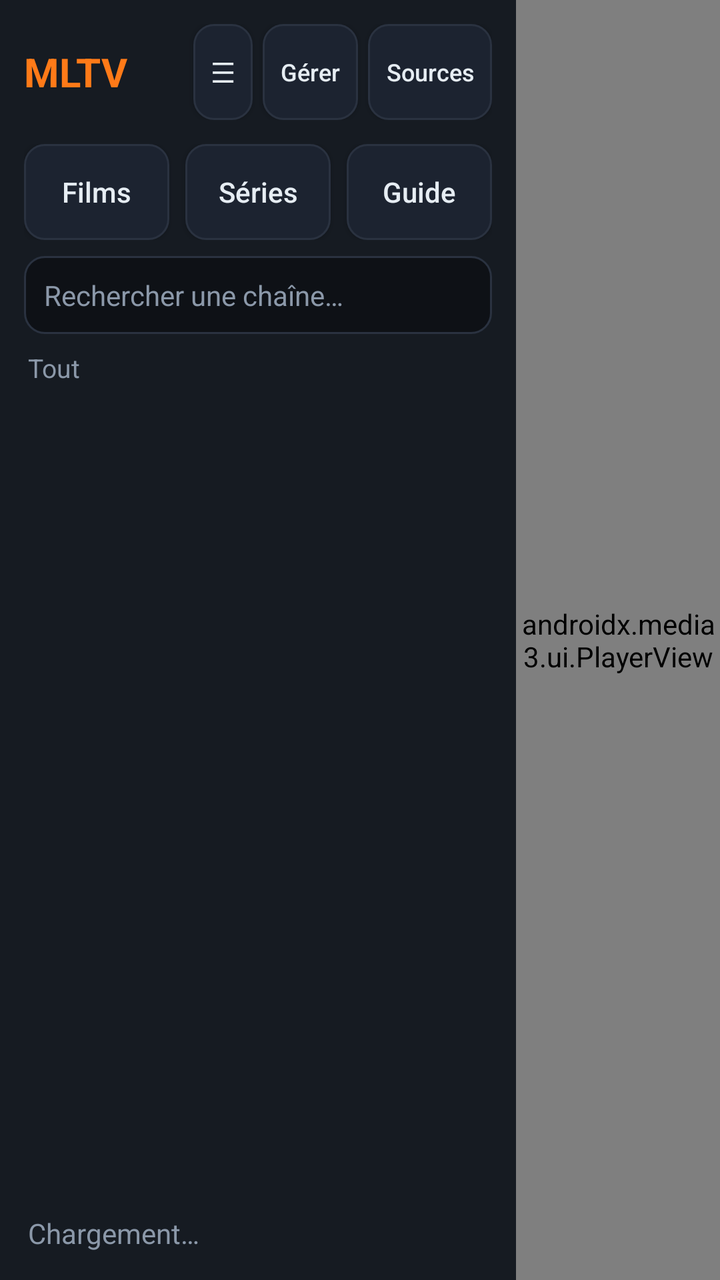
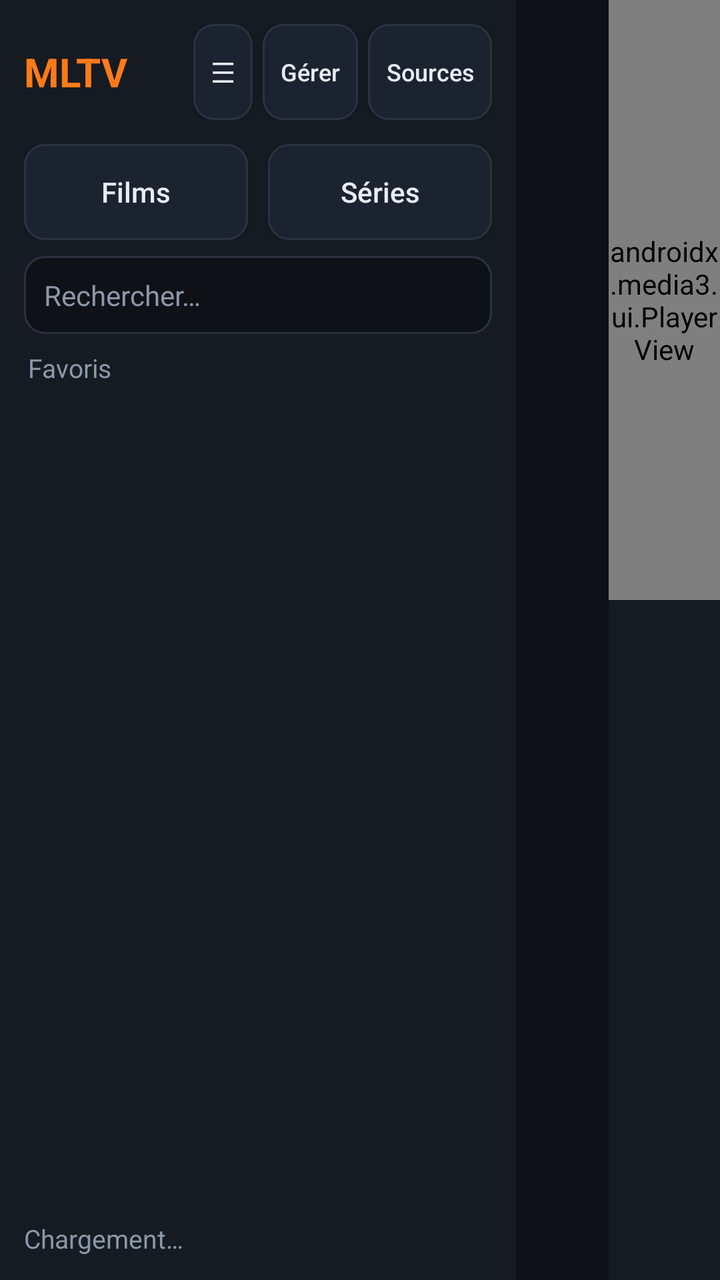

Compare the two renders of this Android layout. The source of the first and the diff that turns it into the second are given below.
<!-- AndroidManifest.xml: application theme Theme.MLTV -->
<!-- res/layout/activity_main.xml -->
<?xml version="1.0" encoding="utf-8"?>
<LinearLayout xmlns:android="http://schemas.android.com/apk/res/android"
    xmlns:app="http://schemas.android.com/apk/res-auto"
    android:layout_width="match_parent"
    android:layout_height="match_parent"
    android:orientation="horizontal"
    android:background="@color/bg">

    
    <LinearLayout
        android:id="@+id/drawer"
        android:layout_width="210dp"
        android:layout_height="match_parent"
        android:orientation="vertical"
        android:background="@color/panel2"
        android:visibility="gone">

        <TextView
            android:layout_width="match_parent"
            android:layout_height="wrap_content"
            android:padding="16dp"
            android:text="Catégories"
            android:textColor="@color/accent"
            android:textSize="16sp"
            android:textStyle="bold" />

        <androidx.recyclerview.widget.RecyclerView
            android:id="@+id/rv_catdrawer"
            android:layout_width="match_parent"
            android:layout_height="0dp"
            android:layout_weight="1"
            android:paddingHorizontal="10dp"
            android:clipToPadding="false"
            android:scrollbars="vertical" />
    </LinearLayout>

    
    <LinearLayout
        android:layout_width="258dp"
        android:layout_height="match_parent"
        android:orientation="vertical"
        android:background="@color/panel">

        <LinearLayout
            android:layout_width="match_parent"
            android:layout_height="wrap_content"
            android:orientation="horizontal"
            android:gravity="center_vertical"
            android:paddingHorizontal="12dp"
            android:paddingVertical="12dp">

            <TextView
                android:layout_width="0dp"
                android:layout_height="wrap_content"
                android:layout_weight="1"
                android:text="@string/app_name"
                android:textColor="@color/accent"
                android:textSize="20sp"
                android:textStyle="bold" />

            <Button
                android:id="@+id/btn_cats"
                android:layout_width="wrap_content"
                android:layout_height="wrap_content"
                android:layout_marginEnd="5dp"
                android:background="@drawable/btn_secondary"
                android:text="☰"
                android:textColor="@color/txt"
                android:textSize="14sp"
                android:minWidth="0dp"
                android:paddingHorizontal="9dp" />

            <Button
                android:id="@+id/btn_manage"
                android:layout_width="wrap_content"
                android:layout_height="wrap_content"
                android:layout_marginEnd="5dp"
                android:background="@drawable/btn_secondary"
                android:text="Gérer"
                android:textColor="@color/txt"
                android:textAllCaps="false"
                android:textSize="12sp"
                android:minWidth="0dp"
                android:paddingHorizontal="9dp" />

            <Button
                android:id="@+id/btn_sources"
                android:layout_width="wrap_content"
                android:layout_height="wrap_content"
                android:background="@drawable/btn_secondary"
                android:text="Sources"
                android:textColor="@color/txt"
                android:textAllCaps="false"
                android:textSize="12sp"
                android:minWidth="0dp"
                android:paddingHorizontal="9dp" />
        </LinearLayout>

        <LinearLayout
            android:layout_width="match_parent"
            android:layout_height="wrap_content"
            android:orientation="horizontal"
            android:paddingHorizontal="12dp"
            android:paddingBottom="8dp">

            <Button
                android:id="@+id/btn_films"
                android:layout_width="0dp"
                android:layout_height="wrap_content"
                android:layout_weight="1"
                android:layout_marginEnd="4dp"
                android:background="@drawable/btn_secondary"
                android:text="Films"
                android:textColor="@color/txt"
                android:textAllCaps="false"
                android:textSize="14sp" />

            <Button
                android:id="@+id/btn_series"
                android:layout_width="0dp"
                android:layout_height="wrap_content"
                android:layout_weight="1"
                android:layout_marginHorizontal="4dp"
                android:background="@drawable/btn_secondary"
                android:text="Séries"
                android:textColor="@color/txt"
                android:textAllCaps="false"
                android:textSize="14sp" />

            <Button
                android:id="@+id/btn_guide"
                android:layout_width="0dp"
                android:layout_height="wrap_content"
                android:layout_weight="1"
                android:layout_marginStart="4dp"
                android:background="@drawable/btn_secondary"
                android:text="Guide"
                android:textColor="@color/txt"
                android:textAllCaps="false"
                android:textSize="14sp" />
        </LinearLayout>

        <EditText
            android:id="@+id/et_search"
            android:layout_width="match_parent"
            android:layout_height="wrap_content"
            android:layout_marginHorizontal="12dp"
            android:layout_marginBottom="8dp"
            android:background="@drawable/field_bg"
            android:padding="10dp"
            android:hint="Rechercher une chaîne…"
            android:textColorHint="@color/muted"
            android:textColor="@color/txt"
            android:textSize="14sp"
            android:inputType="text"
            android:imeOptions="actionSearch"
            android:maxLines="1" />

        <TextView
            android:id="@+id/tv_curcat"
            android:layout_width="match_parent"
            android:layout_height="wrap_content"
            android:paddingHorizontal="14dp"
            android:paddingBottom="6dp"
            android:text="Tout"
            android:textColor="@color/muted"
            android:textSize="13sp"
            android:maxLines="1"
            android:ellipsize="end" />

        <androidx.recyclerview.widget.RecyclerView
            android:id="@+id/rv_channels"
            android:layout_width="match_parent"
            android:layout_height="0dp"
            android:layout_weight="1"
            android:paddingHorizontal="8dp"
            android:clipToPadding="false"
            android:scrollbars="vertical" />

        <TextView
            android:id="@+id/tv_status"
            android:layout_width="match_parent"
            android:layout_height="wrap_content"
            android:padding="14dp"
            android:text="Chargement…"
            android:textColor="@color/muted"
            android:textSize="14sp" />
    </LinearLayout>

    
    <FrameLayout
        android:layout_width="0dp"
        android:layout_height="match_parent"
        android:layout_weight="1"
        android:background="#FF000000">

        <androidx.media3.ui.PlayerView
            android:id="@+id/player_view"
            android:layout_width="match_parent"
            android:layout_height="match_parent"
            app:use_controller="true"
            app:resize_mode="fit" />

        <LinearLayout
            android:id="@+id/info_overlay"
            android:layout_width="match_parent"
            android:layout_height="wrap_content"
            android:layout_gravity="bottom"
            android:orientation="vertical"
            android:background="#D9080E13"
            android:padding="18dp"
            android:visibility="gone">

            <TextView
                android:id="@+id/tv_info_channel"
                android:layout_width="match_parent"
                android:layout_height="wrap_content"
                android:textColor="@color/txt"
                android:textSize="22sp"
                android:textStyle="bold"
                android:maxLines="1"
                android:ellipsize="end" />

            <TextView
                android:id="@+id/tv_info_now"
                android:layout_width="match_parent"
                android:layout_height="wrap_content"
                android:layout_marginTop="4dp"
                android:textColor="@color/accent"
                android:textSize="15sp"
                android:maxLines="1"
                android:ellipsize="end" />

            <ProgressBar
                android:id="@+id/pb_info"
                style="?android:attr/progressBarStyleHorizontal"
                android:layout_width="match_parent"
                android:layout_height="6dp"
                android:layout_marginTop="8dp"
                android:max="100"
                android:progressTint="@color/accent" />

            <TextView
                android:id="@+id/tv_info_next"
                android:layout_width="match_parent"
                android:layout_height="wrap_content"
                android:layout_marginTop="6dp"
                android:textColor="@color/muted"
                android:textSize="13sp"
                android:maxLines="1"
                android:ellipsize="end" />
        </LinearLayout>
    </FrameLayout>
</LinearLayout>
<!-- resources referenced by this layout -->
<resources>
  <color name="accent">#FFFF7A18</color>
  <color name="bg">#FF0E1116</color>
  <color name="muted">#FF8B98A9</color>
  <color name="panel">#FF161B22</color>
  <color name="panel2">#FF1C2330</color>
  <color name="txt">#FFE6EDF3</color>
  <!-- drawable btn_secondary (drawable) -->
  <?xml version="1.0" encoding="utf-8"?>
  <selector xmlns:android="http://schemas.android.com/apk/res/android">
      <item android:state_focused="true">
          <shape android:shape="rectangle">
              <solid android:color="@color/panel2" />
              <stroke android:width="2dp" android:color="@color/accent" />
              <corners android:radius="10dp" />
          </shape>
      </item>
      <item>
          <shape android:shape="rectangle">
              <solid android:color="@color/panel2" />
              <stroke android:width="1dp" android:color="@color/line" />
              <corners android:radius="10dp" />
          </shape>
      </item>
  </selector>
  <!-- drawable field_bg (drawable) -->
  <?xml version="1.0" encoding="utf-8"?>
  <selector xmlns:android="http://schemas.android.com/apk/res/android">
      <item android:state_focused="true">
          <shape android:shape="rectangle">
              <solid android:color="@color/bg" />
              <stroke android:width="2dp" android:color="@color/accent" />
              <corners android:radius="10dp" />
          </shape>
      </item>
      <item>
          <shape android:shape="rectangle">
              <solid android:color="@color/bg" />
              <stroke android:width="1dp" android:color="@color/line" />
              <corners android:radius="10dp" />
          </shape>
      </item>
  </selector>
  <string name="app_name">MLTV</string>
  <style name="Theme.MLTV" parent="Theme.AppCompat.NoActionBar">
          <item name="android:windowBackground">@color/bg</item>
          <item name="android:statusBarColor">@color/bg</item>
          <item name="android:colorBackground">@color/bg</item>
      </style>
  <color name="line">#FF2A3240</color>
</resources>

<!-- the commit's change to res/layout/activity_main.xml (unified diff, before → after) -->
@@ -108,7 +108,7 @@
                 android:layout_width="0dp"
                 android:layout_height="wrap_content"
                 android:layout_weight="1"
-                android:layout_marginEnd="4dp"
+                android:layout_marginEnd="5dp"
                 android:background="@drawable/btn_secondary"
                 android:text="Films"
                 android:textColor="@color/txt"
@@ -120,21 +120,9 @@
                 android:layout_width="0dp"
                 android:layout_height="wrap_content"
                 android:layout_weight="1"
-                android:layout_marginHorizontal="4dp"
+                android:layout_marginStart="5dp"
                 android:background="@drawable/btn_secondary"
                 android:text="Séries"
-                android:textColor="@color/txt"
-                android:textAllCaps="false"
-                android:textSize="14sp" />
-
-            <Button
-                android:id="@+id/btn_guide"
-                android:layout_width="0dp"
-                android:layout_height="wrap_content"
-                android:layout_weight="1"
-                android:layout_marginStart="4dp"
-                android:background="@drawable/btn_secondary"
-                android:text="Guide"
                 android:textColor="@color/txt"
                 android:textAllCaps="false"
                 android:textSize="14sp" />
@@ -148,7 +136,7 @@
             android:layout_marginBottom="8dp"
             android:background="@drawable/field_bg"
             android:padding="10dp"
-            android:hint="Rechercher une chaîne…"
+            android:hint="Rechercher…"
             android:textColorHint="@color/muted"
             android:textColor="@color/txt"
             android:textSize="14sp"
@@ -162,7 +150,7 @@
             android:layout_height="wrap_content"
             android:paddingHorizontal="14dp"
             android:paddingBottom="6dp"
-            android:text="Tout"
+            android:text="Favoris"
             android:textColor="@color/muted"
             android:textSize="13sp"
             android:maxLines="1"
@@ -181,74 +169,109 @@
             android:id="@+id/tv_status"
             android:layout_width="match_parent"
             android:layout_height="wrap_content"
-            android:padding="14dp"
+            android:padding="12dp"
             android:text="Chargement…"
             android:textColor="@color/muted"
-            android:textSize="14sp" />
-    </LinearLayout>
-
-    
-    <FrameLayout
+            android:textSize="13sp" />
+    </LinearLayout>
+
+    
+    <LinearLayout
         android:layout_width="0dp"
         android:layout_height="match_parent"
         android:layout_weight="1"
-        android:background="#FF000000">
+        android:orientation="vertical">
+
+        <TextView
+            android:id="@+id/tv_ch_header"
+            android:layout_width="match_parent"
+            android:layout_height="wrap_content"
+            android:padding="14dp"
+            android:textColor="@color/txt"
+            android:textSize="16sp"
+            android:textStyle="bold"
+            android:maxLines="1"
+            android:ellipsize="end" />
+
+        <androidx.recyclerview.widget.RecyclerView
+            android:id="@+id/rv_progs"
+            android:layout_width="match_parent"
+            android:layout_height="0dp"
+            android:layout_weight="1"
+            android:paddingHorizontal="8dp"
+            android:clipToPadding="false"
+            android:scrollbars="vertical" />
+    </LinearLayout>
+
+    
+    <LinearLayout
+        android:layout_width="0dp"
+        android:layout_height="match_parent"
+        android:layout_weight="1.2"
+        android:orientation="vertical"
+        android:background="@color/panel">
 
         <androidx.media3.ui.PlayerView
             android:id="@+id/player_view"
             android:layout_width="match_parent"
-            android:layout_height="match_parent"
-            app:use_controller="true"
+            android:layout_height="300dp"
+            android:background="#FF000000"
+            app:use_controller="false"
             app:resize_mode="fit" />
 
-        <LinearLayout
-            android:id="@+id/info_overlay"
-            android:layout_width="match_parent"
-            android:layout_height="wrap_content"
-            android:layout_gravity="bottom"
-            android:orientation="vertical"
-            android:background="#D9080E13"
-            android:padding="18dp"
-            android:visibility="gone">
-
-            <TextView
-                android:id="@+id/tv_info_channel"
+        <ScrollView
+            android:layout_width="match_parent"
+            android:layout_height="0dp"
+            android:layout_weight="1"
+            android:padding="16dp">
+
+            <LinearLayout
                 android:layout_width="match_parent"
                 android:layout_height="wrap_content"
-                android:textColor="@color/txt"
-                android:textSize="22sp"
-                android:textStyle="bold"
-                android:maxLines="1"
-                android:ellipsize="end" />
-
-            <TextView
-                android:id="@+id/tv_info_now"
-                android:layout_width="match_parent"
-                android:layout_height="wrap_content"
-                android:layout_marginTop="4dp"
-                android:textColor="@color/accent"
-                android:textSize="15sp"
-                android:maxLines="1"
-                android:ellipsize="end" />
-
-            <ProgressBar
-                android:id="@+id/pb_info"
-                style="?android:attr/progressBarStyleHorizontal"
-                android:layout_width="match_parent"
-                android:layout_height="6dp"
-                android:layout_marginTop="8dp"
-                android:max="100"
-                android:progressTint="@color/accent" />
-
-            <TextView
-                android:id="@+id/tv_info_next"
-                android:layout_width="match_parent"
-                android:layout_height="wrap_content"
-                android:layout_marginTop="6dp"
-                android:textColor="@color/muted"
-                android:textSize="13sp"
-                android:maxLines="1"
-                android:ellipsize="end" />
-        </LinearLayout>
-    </FrameLayout>
+                android:orientation="vertical">
+
+                <TextView
+                    android:id="@+id/tv_detail_title"
+                    android:layout_width="match_parent"
+                    android:layout_height="wrap_content"
+                    android:textColor="@color/txt"
+                    android:textSize="20sp"
+                    android:textStyle="bold" />
+
+                <LinearLayout
+                    android:layout_width="match_parent"
+                    android:layout_height="wrap_content"
+                    android:orientation="horizontal"
+                    android:gravity="center_vertical"
+                    android:layout_marginTop="8dp">
+
+                    <TextView
+                        android:id="@+id/tv_detail_time"
+                        android:layout_width="wrap_content"
+                        android:layout_height="wrap_content"
+                        android:textColor="@color/muted"
+                        android:textSize="14sp" />
+
+                    <ProgressBar
+                        android:id="@+id/pb_detail"
+                        style="?android:attr/progressBarStyleHorizontal"
+                        android:layout_width="0dp"
+                        android:layout_height="6dp"
+                        android:layout_weight="1"
+                        android:layout_marginHorizontal="12dp"
+                        android:max="100"
+                        android:progressTint="@color/accent" />
+                </LinearLayout>
+
+                <TextView
+                    android:id="@+id/tv_detail_desc"
+                    android:layout_width="match_parent"
+                    android:layout_height="wrap_content"
+                    android:layout_marginTop="14dp"
+                    android:textColor="#FFC7D0DA"
+                    android:textSize="15sp"
+                    android:lineSpacingMultiplier="1.3" />
+            </LinearLayout>
+        </ScrollView>
+    </LinearLayout>
 </LinearLayout>
